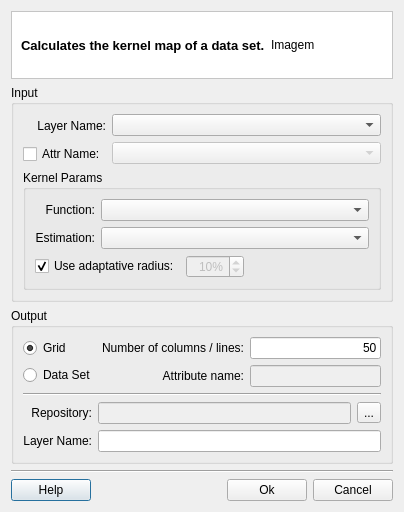
First picture: the form in src/terralib/sa/qt/ui/KernelMapDialogForm.ui, repository claudiobogossian/terralib5, before the edit.
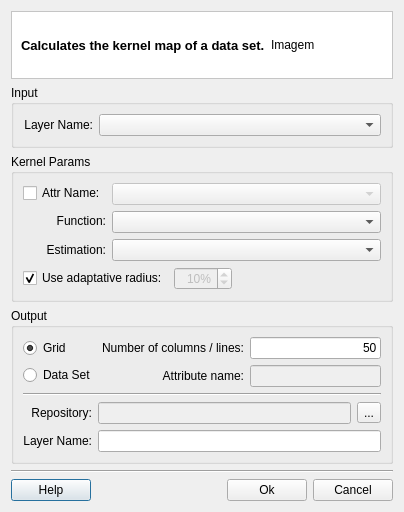
Second picture: the form after the edit. Custom widgets are drawn as their Qt base class.

Commit message: changed kernel ratio interface

Diff of the .ui file:
```diff
--- a/src/terralib/sa/qt/ui/KernelMapDialogForm.ui
+++ b/src/terralib/sa/qt/ui/KernelMapDialogForm.ui
@@ -7,18 +7,18 @@
     <x>0</x>
     <y>0</y>
     <width>417</width>
-    <height>494</height>
+    <height>492</height>
    </rect>
   </property>
   <property name="windowTitle">
    <string>Kernel Map</string>
   </property>
-  <layout class="QGridLayout" name="gridLayout_25">
+  <layout class="QGridLayout" name="gridLayout_14">
    <property name="sizeConstraint">
     <enum>QLayout::SetFixedSize</enum>
    </property>
    <item row="0" column="0">
-    <layout class="QGridLayout" name="gridLayout_24">
+    <layout class="QGridLayout" name="gridLayout_13">
      <item row="0" column="0">
       <widget class="QFrame" name="frame">
        <property name="styleSheet">
@@ -75,13 +75,9 @@
        <property name="flat">
         <bool>true</bool>
        </property>
-       <layout class="QGridLayout" name="gridLayout_18">
-        <item row="0" column="0">
-         <layout class="QGridLayout" name="gridLayout_5">
-          <item row="0" column="0">
            <layout class="QGridLayout" name="gridLayout_4">
             <item row="0" column="0">
-             <layout class="QGridLayout" name="gridLayout">
+         <layout class="QGridLayout" name="gridLayout_3">
               <item row="0" column="0">
                <widget class="QLabel" name="label">
                 <property name="minimumSize">
@@ -98,25 +94,8 @@
                 </property>
                </widget>
               </item>
-              <item row="1" column="0">
-               <widget class="QCheckBox" name="m_useAttrLayerCheckBox">
-                <property name="text">
-                 <string>Attr Name:</string>
-                </property>
-               </widget>
-              </item>
-             </layout>
-            </item>
             <item row="0" column="1">
-             <layout class="QGridLayout" name="gridLayout_3">
-              <item row="0" column="0">
-               <widget class="QComboBox" name="m_inputLayerComboBox"/>
-              </item>
-              <item row="1" column="0">
-               <widget class="QComboBox" name="m_attrLayerComboBox">
-                <property name="enabled">
-                 <bool>false</bool>
-                </property>
+           <widget class="QComboBox" name="m_inputLayerComboBox">
                 <property name="sizePolicy">
                  <sizepolicy hsizetype="MinimumExpanding" vsizetype="Fixed">
                   <horstretch>0</horstretch>
@@ -128,8 +107,9 @@
              </layout>
             </item>
            </layout>
-          </item>
-          <item row="1" column="0">
+      </widget>
+     </item>
+     <item row="2" column="0">
            <widget class="QGroupBox" name="groupBox_4">
             <property name="title">
              <string>Kernel Params</string>
@@ -137,14 +117,21 @@
             <property name="flat">
              <bool>true</bool>
             </property>
-            <layout class="QGridLayout" name="gridLayout_14">
-             <item row="0" column="0">
-              <layout class="QGridLayout" name="gridLayout_13">
-               <item row="0" column="0">
                 <layout class="QGridLayout" name="gridLayout_12">
                  <item row="0" column="0">
+         <layout class="QGridLayout" name="gridLayout_11">
+          <item row="0" column="0">
                   <layout class="QGridLayout" name="gridLayout_10">
                    <item row="0" column="0">
+             <layout class="QGridLayout" name="gridLayout">
+              <item row="0" column="0">
+               <widget class="QCheckBox" name="m_useAttrLayerCheckBox">
+                <property name="text">
+                 <string>Attr Name:</string>
+                </property>
+               </widget>
+              </item>
+              <item row="1" column="0">
                     <widget class="QLabel" name="label_2">
                      <property name="text">
                       <string>Function:</string>
@@ -154,7 +141,7 @@
                      </property>
                     </widget>
                    </item>
-                   <item row="1" column="0">
+              <item row="2" column="0">
                     <widget class="QLabel" name="label_3">
                      <property name="text">
                       <string>Estimation:</string>
@@ -167,8 +154,21 @@
                   </layout>
                  </item>
                  <item row="0" column="1">
-                  <layout class="QGridLayout" name="gridLayout_11">
+             <layout class="QGridLayout" name="gridLayout_5">
                    <item row="0" column="0">
+               <widget class="QComboBox" name="m_attrLayerComboBox">
+                <property name="enabled">
+                 <bool>false</bool>
+                </property>
+                <property name="sizePolicy">
+                 <sizepolicy hsizetype="MinimumExpanding" vsizetype="Fixed">
+                  <horstretch>0</horstretch>
+                  <verstretch>0</verstretch>
+                 </sizepolicy>
+                </property>
+               </widget>
+              </item>
+              <item row="1" column="0">
                     <widget class="QComboBox" name="m_functionComboBox">
                      <property name="sizePolicy">
                       <sizepolicy hsizetype="MinimumExpanding" vsizetype="Fixed">
@@ -178,7 +178,7 @@
                      </property>
                     </widget>
                    </item>
-                   <item row="1" column="0">
+              <item row="2" column="0">
                     <widget class="QComboBox" name="m_estimationComboBox">
                      <property name="sizePolicy">
                       <sizepolicy hsizetype="MinimumExpanding" vsizetype="Fixed">
@@ -252,12 +252,7 @@
             </layout>
            </widget>
           </item>
-         </layout>
-        </item>
-       </layout>
-      </widget>
-     </item>
-     <item row="2" column="0">
+     <item row="3" column="0">
       <widget class="QGroupBox" name="groupBox_3">
        <property name="sizePolicy">
         <sizepolicy hsizetype="Preferred" vsizetype="Preferred">
@@ -419,7 +414,7 @@
        </layout>
       </widget>
      </item>
-     <item row="3" column="0">
+     <item row="4" column="0">
       <layout class="QGridLayout" name="gridLayout_9">
        <item row="0" column="0" colspan="4">
         <widget class="Line" name="line">
```
Lines whose indentation alone changed are shown as unchanged. The commit also changes 12 other files.
